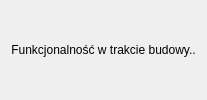
Qt form ui/stycznosc_wierzcholkow_widget.ui (m-dudzinski/FiberAssistant-QGIS) before a commit.
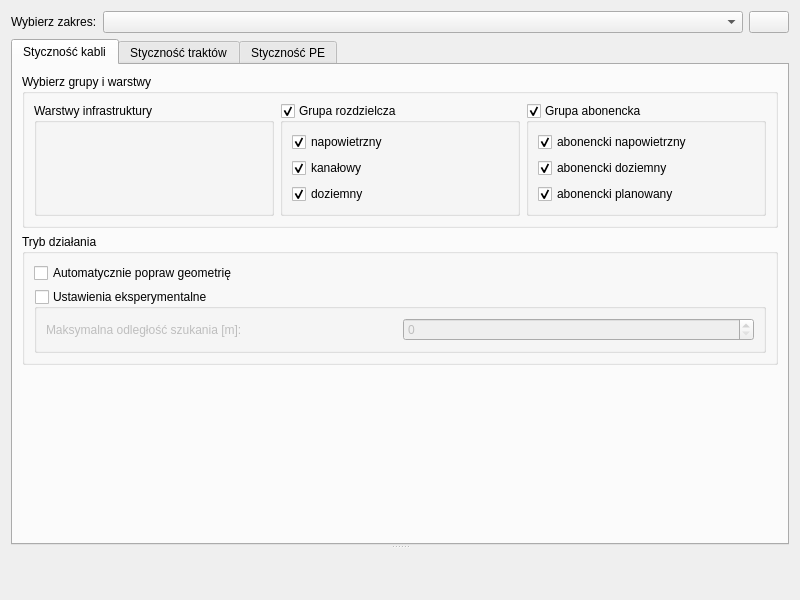
The same form after that commit. Icons and pictures are not drawn.

Diff of the .ui file:
```diff
--- a/ui/stycznosc_wierzcholkow_widget.ui
+++ b/ui/stycznosc_wierzcholkow_widget.ui
@@ -2,15 +2,426 @@
 <ui version="4.0">
  <class>StycznoscWierzcholkowWidget</class>
  <widget class="QWidget" name="StycznoscWierzcholkowWidget">
-  <layout class="QVBoxLayout" name="verticalLayout">
+  <property name="geometry">
+   <rect>
+    <x>0</x>
+    <y>0</y>
+    <width>800</width>
+    <height>600</height>
+   </rect>
+  </property>
+  <property name="windowTitle">
+   <string>Form</string>
+  </property>
+  <layout class="QVBoxLayout" name="verticalLayout_main">
    <item>
-    <widget class="QLabel" name="label">
-     <property name="text">
-      <string>Funkcjonalność w trakcie budowy..</string>
+    <layout class="QHBoxLayout" name="horizontalLayout_zakres">
+     <item>
+      <widget class="QLabel" name="label_zakres">
+       <property name="text">
+        <string>Wybierz zakres:</string>
+       </property>
+      </widget>
+     </item>
+     <item>
+      <widget class="QComboBox" name="zakres_combo_box">
+       <property name="sizePolicy">
+        <sizepolicy hsizetype="Expanding" vsizetype="Fixed">
+         <horstretch>0</horstretch>
+         <verstretch>0</verstretch>
+        </sizepolicy>
+       </property>
+      </widget>
+     </item>
+     <item>
+      <widget class="QPushButton" name="refresh_button">
+       <property name="toolTip">
+        <string>Odśwież listę zakresów</string>
+       </property>
+       <property name="text">
+        <string/>
+       </property>
+       <property name="icon">
+        <iconset>
+         <normaloff>:/icons/options_icons/options_icon_refresh.png</normaloff>:/icons/options_icons/options_icon_refresh.png</iconset>
+       </property>
+      </widget>
+     </item>
+    </layout>
+   </item>
+   <item>
+    <widget class="QSplitter" name="splitter">
+     <property name="orientation">
+      <enum>Qt::Vertical</enum>
      </property>
-     <property name="alignment">
-      <set>Qt::AlignCenter</set>
-     </property>
+     <widget class="QTabWidget" name="tabWidget">
+      <property name="currentIndex">
+       <number>0</number>
+      </property>
+      <widget class="QWidget" name="tab_kable">
+       <attribute name="title">
+        <string>Styczność kabli</string>
+       </attribute>
+       <layout class="QVBoxLayout" name="verticalLayout_kable">
+        <item>
+         <widget class="QGroupBox" name="groupBox_wybierz_grupy_warstwy_kable">
+          <property name="title">
+           <string>Wybierz grupy i warstwy</string>
+          </property>
+          <layout class="QHBoxLayout" name="horizontalLayout_wybierz_grupy_warstwy_kable">
+           <item>
+            <widget class="QGroupBox" name="groupBox_infra_kable">
+             <property name="title">
+              <string>Warstwy infrastruktury</string>
+             </property>
+             <layout class="QVBoxLayout" name="verticalLayout_infra_kable"/>
+            </widget>
+           </item>
+           <item>
+            <widget class="QGroupBox" name="groupBox_rozdzielcza">
+             <property name="title">
+              <string>Grupa rozdzielcza</string>
+             </property>
+             <property name="checkable">
+              <bool>true</bool>
+             </property>
+             <layout class="QVBoxLayout" name="verticalLayout_rozdzielcza">
+              <item>
+               <widget class="QCheckBox" name="checkBox_roz_napowietrzny">
+                <property name="text">
+                 <string>napowietrzny</string>
+                </property>
+                <property name="checked">
+                 <bool>true</bool>
+                </property>
+               </widget>
+              </item>
+              <item>
+               <widget class="QCheckBox" name="checkBox_roz_kanalowy">
+                <property name="text">
+                 <string>kanałowy</string>
+                </property>
+                <property name="checked">
+                 <bool>true</bool>
+                </property>
+               </widget>
+              </item>
+              <item>
+               <widget class="QCheckBox" name="checkBox_roz_doziemny">
+                <property name="text">
+                 <string>doziemny</string>
+                </property>
+                <property name="checked">
+                 <bool>true</bool>
+                </property>
+               </widget>
+              </item>
+             </layout>
+            </widget>
+           </item>
+           <item>
+            <widget class="QGroupBox" name="groupBox_abonencka">
+             <property name="title">
+              <string>Grupa abonencka</string>
+             </property>
+             <property name="checkable">
+              <bool>true</bool>
+             </property>
+             <layout class="QVBoxLayout" name="verticalLayout_abonencka">
+              <item>
+               <widget class="QCheckBox" name="checkBox_ab_napowietrzny">
+                <property name="text">
+                 <string>abonencki napowietrzny</string>
+                </property>
+                <property name="checked">
+                 <bool>true</bool>
+                </property>
+               </widget>
+              </item>
+              <item>
+               <widget class="QCheckBox" name="checkBox_ab_doziemny">
+                <property name="text">
+                 <string>abonencki doziemny</string>
+                </property>
+                <property name="checked">
+                 <bool>true</bool>
+                </property>
+               </widget>
+              </item>
+              <item>
+               <widget class="QCheckBox" name="checkBox_ab_planowany">
+                <property name="text">
+                 <string>abonencki planowany</string>
+                </property>
+                <property name="checked">
+                 <bool>true</bool>
+                </property>
+               </widget>
+              </item>
+             </layout>
+            </widget>
+           </item>
+          </layout>
+         </widget>
+        </item>
+        <item>
+         <widget class="QGroupBox" name="groupBox_tryb_dzialania_kable">
+          <property name="title">
+           <string>Tryb działania</string>
+          </property>
+          <layout class="QVBoxLayout" name="verticalLayout_tryb_dzialania_kable">
+           <item>
+            <widget class="QCheckBox" name="checkBox_auto_fix_kable">
+             <property name="text">
+              <string>Automatycznie popraw geometrię</string>
+             </property>
+            </widget>
+           </item>
+           <item>
+            <widget class="QGroupBox" name="groupBox_experimental_kable">
+             <property name="title">
+              <string>Ustawienia eksperymentalne</string>
+             </property>
+             <property name="checkable">
+              <bool>true</bool>
+             </property>
+             <property name="checked">
+              <bool>false</bool>
+             </property>
+             <layout class="QHBoxLayout" name="horizontalLayout_experimental_kable">
+              <item>
+               <widget class="QLabel" name="label_max_dist_kable">
+                <property name="text">
+                 <string>Maksymalna odległość szukania [m]:</string>
+                </property>
+               </widget>
+              </item>
+              <item>
+               <widget class="QSpinBox" name="spinBox_max_dist_kable">
+                <property name="enabled">
+                 <bool>false</bool>
+                </property>
+               </widget>
+              </item>
+             </layout>
+            </widget>
+           </item>
+          </layout>
+         </widget>
+        </item>
+        <item>
+         <spacer name="verticalSpacer_kable">
+          <property name="orientation">
+           <enum>Qt::Vertical</enum>
+          </property>
+          <property name="sizeHint" stdset="0">
+           <size>
+            <width>20</width>
+            <height>40</height>
+           </size>
+          </property>
+         </spacer>
+        </item>
+       </layout>
+      </widget>
+      <widget class="QWidget" name="tab_trakty">
+       <attribute name="title">
+        <string>Styczność traktów</string>
+       </attribute>
+       <layout class="QVBoxLayout" name="verticalLayout_trakty">
+        <item>
+         <widget class="QGroupBox" name="groupBox_wybierz_grupy_warstwy_trakty">
+          <property name="title">
+           <string>Wybierz grupy i warstwy</string>
+          </property>
+          <layout class="QHBoxLayout" name="horizontalLayout_wybierz_grupy_warstwy_trakty">
+           <item>
+            <widget class="QGroupBox" name="groupBox_infra_trakty">
+             <property name="title">
+              <string>Warstwy infrastruktury</string>
+             </property>
+             <layout class="QVBoxLayout" name="verticalLayout_infra_trakty"/>
+            </widget>
+           </item>
+           <item>
+            <widget class="QGroupBox" name="groupBox_groups_trakty">
+             <property name="title">
+              <string>Grupy traktów</string>
+             </property>
+             <property name="checkable">
+              <bool>true</bool>
+             </property>
+             <layout class="QVBoxLayout" name="verticalLayout_groups_trakty"/>
+            </widget>
+           </item>
+          </layout>
+         </widget>
+        </item>
+        <item>
+         <widget class="QGroupBox" name="groupBox_tryb_dzialania_trakty">
+          <property name="title">
+           <string>Tryb działania</string>
+          </property>
+          <layout class="QVBoxLayout" name="verticalLayout_tryb_dzialania_trakty">
+           <item>
+            <widget class="QCheckBox" name="checkBox_auto_fix_trakty">
+             <property name="text">
+              <string>Automatycznie popraw geometrię</string>
+             </property>
+            </widget>
+           </item>
+           <item>
+            <widget class="QGroupBox" name="groupBox_experimental_trakty">
+             <property name="title">
+              <string>Ustawienia eksperymentalne</string>
+             </property>
+             <property name="checkable">
+              <bool>true</bool>
+             </property>
+             <property name="checked">
+              <bool>false</bool>
+             </property>
+             <layout class="QHBoxLayout" name="horizontalLayout_experimental_trakty">
+              <item>
+               <widget class="QLabel" name="label_max_dist_trakty">
+                <property name="text">
+                 <string>Maksymalna odległość szukania [m]:</string>
+                </property>
+               </widget>
+              </item>
+              <item>
+               <widget class="QSpinBox" name="spinBox_max_dist_trakty">
+                <property name="enabled">
+                 <bool>false</bool>
+                </property>
+               </widget>
+              </item>
+             </layout>
+            </widget>
+           </item>
+          </layout>
+         </widget>
+        </item>
+        <item>
+         <spacer name="verticalSpacer_trakty">
+          <property name="orientation">
+           <enum>Qt::Vertical</enum>
+          </property>
+          <property name="sizeHint" stdset="0">
+           <size>
+            <width>20</width>
+            <height>40</height>
+           </size>
+          </property>
+         </spacer>
+        </item>
+       </layout>
+      </widget>
+      <widget class="QWidget" name="tab_pe">
+       <attribute name="title">
+        <string>Styczność PE</string>
+       </attribute>
+       <layout class="QVBoxLayout" name="verticalLayout_pe">
+        <item>
+         <widget class="QGroupBox" name="groupBox_wybierz_grupy_warstwy_pe">
+          <property name="title">
+           <string>Wybierz grupy i warstwy</string>
+          </property>
+          <layout class="QHBoxLayout" name="horizontalLayout_wybierz_grupy_warstwy_pe">
+           <item>
+            <widget class="QGroupBox" name="groupBox_infra_pe">
+             <property name="title">
+              <string>Warstwy infrastruktury</string>
+             </property>
+             <layout class="QVBoxLayout" name="verticalLayout_infra_pe"/>
+            </widget>
+           </item>
+           <item>
+            <widget class="QGroupBox" name="groupBox_groups_pe">
+             <property name="title">
+              <string>Grupy PE</string>
+             </property>
+             <property name="checkable">
+              <bool>true</bool>
+             </property>
+             <layout class="QVBoxLayout" name="verticalLayout_groups_pe"/>
+            </widget>
+           </item>
+          </layout>
+         </widget>
+        </item>
+        <item>
+         <widget class="QLabel" name="label_note_pe">
+          <property name="text">
+           <string>&lt;b&gt;Uwaga:&lt;/b&gt; Po wykonaniu automatycznej poprawy, zweryfikuj ręcznie PE, które powinny być styczne do PA (w budynkach).</string>
+          </property>
+          <property name="wordWrap">
+           <bool>true</bool>
+          </property>
+         </widget>
+        </item>
+        <item>
+         <widget class="QGroupBox" name="groupBox_tryb_dzialania_pe">
+          <property name="title">
+           <string>Tryb działania</string>
+          </property>
+          <layout class="QVBoxLayout" name="verticalLayout_tryb_dzialania_pe">
+           <item>
+            <widget class="QCheckBox" name="checkBox_auto_fix_pe">
+             <property name="text">
+              <string>Automatycznie popraw geometrię</string>
+             </property>
+            </widget>
+           </item>
+           <item>
+            <widget class="QGroupBox" name="groupBox_experimental_pe">
+             <property name="title">
+              <string>Ustawienia eksperymentalne</string>
+             </property>
+             <property name="checkable">
+              <bool>true</bool>
+             </property>
+             <property name="checked">
+              <bool>false</bool>
+             </property>
+             <layout class="QHBoxLayout" name="horizontalLayout_experimental_pe">
+              <item>
+               <widget class="QLabel" name="label_max_dist_pe">
+                <property name="text">
+                 <string>Maksymalna odległość szukania [m]:</string>
+                </property>
+               </widget>
+              </item>
+              <item>
+               <widget class="QSpinBox" name="spinBox_max_dist_pe">
+                <property name="enabled">
+                 <bool>false</bool>
+                </property>
+               </widget>
+              </item>
+             </layout>
+            </widget>
+           </item>
+          </layout>
+         </widget>
+        </item>
+        <item>
+         <spacer name="verticalSpacer_pe">
+          <property name="orientation">
+           <enum>Qt::Vertical</enum>
+          </property>
+          <property name="sizeHint" stdset="0">
+           <size>
+            <width>20</width>
+            <height>40</height>
+           </size>
+          </property>
+         </spacer>
+        </item>
+       </layout>
+      </widget>
+     </widget>
+     <widget class="QWidget" name="output_widget_placeholder" native="true"/>
     </widget>
    </item>
   </layout>
```
Left out of the diff: 2 changed lines with no effect on the pictures.
